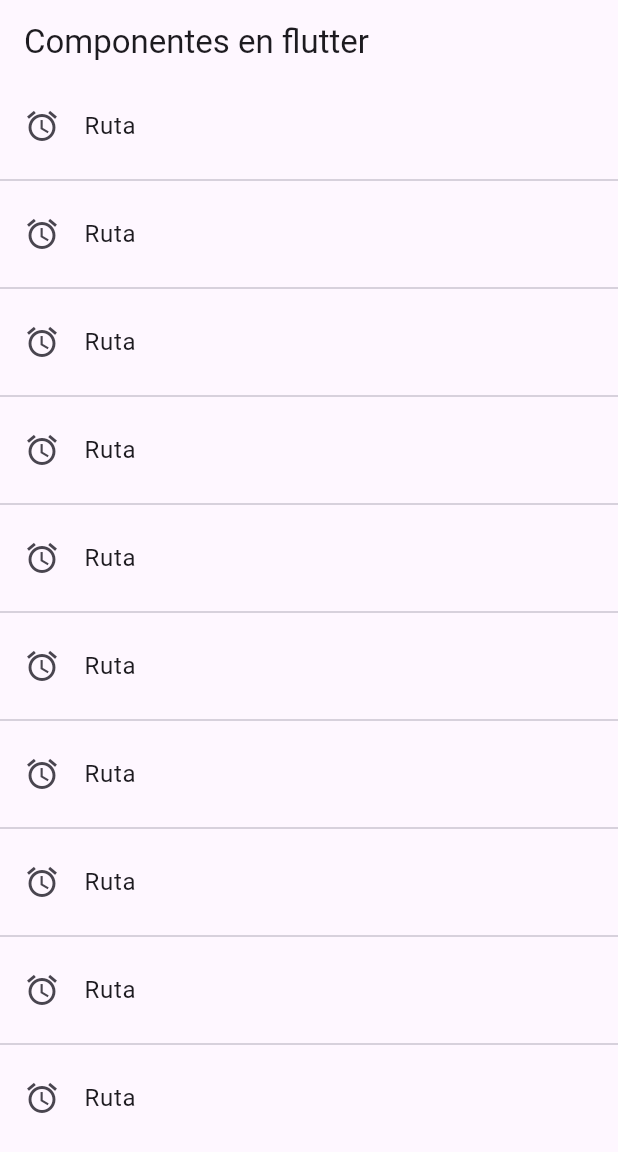
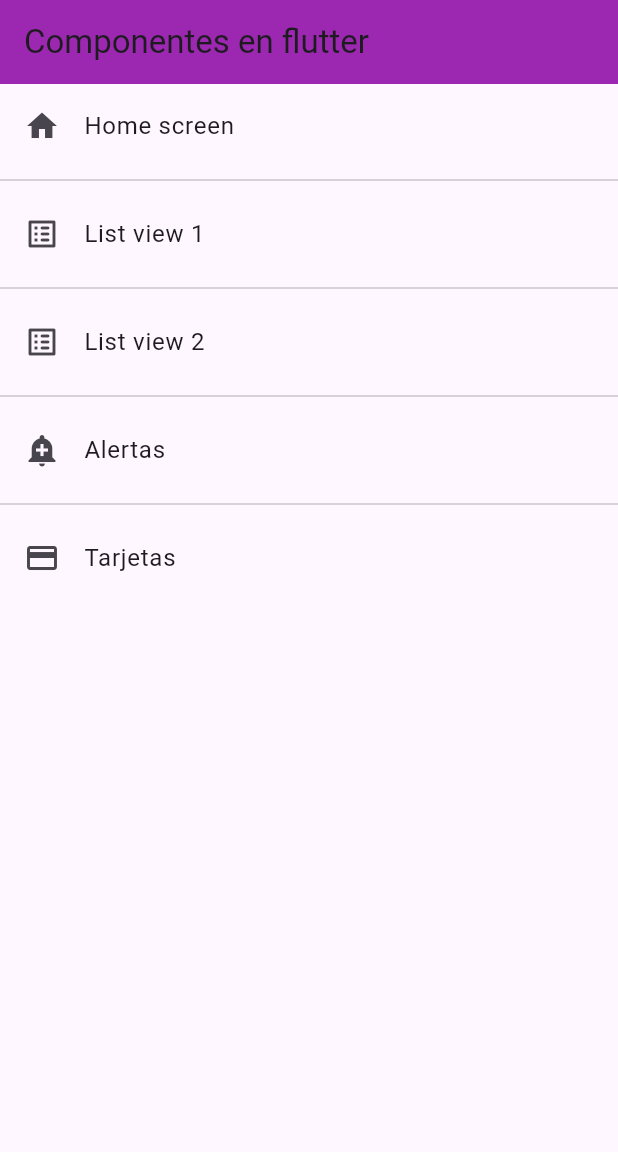
Before and after one commit to x4leqxinn/components-flutter, a Flutter app: the screen it shows after launch, on a phone screen of 412 x 824 dp. Shown: the top 1152 px of the screen. Run offline on Flutter 3.47's test engine with Material 3 defaults, Android fonts, the phone set to English and light mode, and no system bars.

Commit message:
add(lib): global theme added

```diff
--- a/lib/main.dart
+++ b/lib/main.dart
@@ -1,4 +1,5 @@
 import 'package:fl_components/router/app_routes.dart';
+import 'package:fl_components/theme/app_theme.dart';
 import 'package:flutter/material.dart';
 import 'screens/screens.dart';
 
@@ -13,8 +14,10 @@ class MyApp extends StatelessWidget {
         debugShowCheckedModeBanner: false,
         title: 'Material App',
         initialRoute: AppRoutes.initialRoute,
-        routes: AppRoutes.routes,
-        onGenerateRoute: AppRoutes.onGenerateRoute);
+        routes: AppRoutes.getAppRoutes(),
+        onGenerateRoute: AppRoutes.onGenerateRoute,
+        theme: AppTheme.lightTheme // Se pueden hacer condionales para mostrar un tema u otro
+        );
   }
 }
 
--- /dev/null
+++ b/lib/models/menu_option.dart
@@ -0,0 +1,14 @@
+import 'package:flutter/material.dart' show IconData, Widget;
+
+class MenuOption {
+  final String route;
+  final IconData icon;
+  final String name;
+  final Widget screen;
+
+  MenuOption(
+      {required this.route,
+      required this.icon,
+      required this.name,
+      required this.screen});
+}
--- /dev/null
+++ b/lib/models/models.dart
@@ -0,0 +1 @@
+export 'package:fl_components/models/menu_option.dart';
--- a/lib/router/app_routes.dart
+++ b/lib/router/app_routes.dart
@@ -1,18 +1,46 @@
+import 'package:fl_components/models/models.dart';
 import 'package:flutter/material.dart';
-
 import '../screens/screens.dart';
 
 class AppRoutes {
   static const initialRoute = 'home';
 
-  static Map<String, Widget Function(BuildContext)> routes = {
-    'home': (BuildContext context) => const HomeScreen(),
-    'listview2': (BuildContext context) => const ListView2Screen(),
-    'listview1': (BuildContext context) => const ListView1Screen(),
-    'card': (BuildContext context) => const CardScreen(),
-    'alert': (BuildContext context) => const AlertScreen(),
-  };
+  static final menuOptions = <MenuOption>[
+    // TODO: borrar home
+    MenuOption(
+        route: 'home',
+        name: 'Home screen',
+        screen: const HomeScreen(),
+        icon: Icons.home),
+    MenuOption(
+        route: 'listview1',
+        name: 'List view 1',
+        screen: const ListView1Screen(),
+        icon: Icons.list_alt_rounded),
+    MenuOption(
+        route: 'listview2',
+        name: 'List view 2',
+        screen: const ListView2Screen(),
+        icon: Icons.list_alt_rounded),
+    MenuOption(
+        route: 'alert',
+        name: 'Alertas',
+        screen: const AlertScreen(),
+        icon: Icons.add_alert),
+    MenuOption(
+        route: 'card',
+        name: 'Tarjetas',
+        screen: const CardScreen(),
+        icon: Icons.credit_card),
+  ];
 
+  static Map<String, Widget Function(BuildContext)> getAppRoutes() {
+    Map<String, Widget Function(BuildContext)> appRoutes = {};
+    for (final option in menuOptions) {
+      appRoutes.addAll({option.route: (BuildContext context) => option.screen});
+    }
+    return appRoutes;
+  }
   static Route<dynamic> onGenerateRoute(RouteSettings settings) {
     // Rutas dinamicas
     return MaterialPageRoute(builder: (context) => const AlertScreen());
--- a/lib/screens/home_screen.dart
+++ b/lib/screens/home_screen.dart
@@ -1,4 +1,4 @@
-import 'package:fl_components/screens/listview1_screen.dart';
+import 'package:fl_components/router/app_routes.dart';
 import 'package:flutter/material.dart';
 
 class HomeScreen extends StatelessWidget {
@@ -6,23 +6,24 @@ class HomeScreen extends StatelessWidget {
 
   @override
   Widget build(BuildContext context) {
+    final menuOptions = AppRoutes.menuOptions;
+
     return Scaffold(
         appBar: AppBar(
           title: const Text('Componentes en flutter'),
-          elevation: 0,
         ),
         body: ListView.separated(
             itemBuilder: (context, index) => ListTile(
-                  title: const Text('Ruta'),
-                  leading: const Icon(Icons.access_alarm),
+                  title: Text(menuOptions[index].name),
+                  leading: Icon(menuOptions[index].icon),
                   onTap: () {
                     // final route = MaterialPageRoute(
                     //     builder: (context) => const ListView1Screen());
                     // Navigator.pushReplacement(context, route);
-                    Navigator.pushNamed(context, 'card');
+                    Navigator.pushNamed(context, menuOptions[index].route);
                   },
                 ),
             separatorBuilder: (_, __) => const Divider(),
-            itemCount: 10));
+            itemCount: menuOptions.length));
   }
 }
--- a/lib/screens/listview2_screen.dart
+++ b/lib/screens/listview2_screen.dart
@@ -10,8 +10,6 @@ class ListView2Screen extends StatelessWidget {
     return Scaffold(
         appBar: AppBar(
           title: const Text('Listview 2'),
-          elevation: 0,
-          backgroundColor: Colors.pink,
         ),
         body: ListView.separated(
           itemBuilder: (context, index) => ListTile(
--- /dev/null
+++ b/lib/theme/app_theme.dart
@@ -0,0 +1,19 @@
+import 'package:flutter/material.dart';
+
+class AppTheme {
+  static const Color primary = Colors.purple;
+
+  static final ThemeData lightTheme = ThemeData.light().copyWith(
+      // Color primario
+      primaryColor: primary,
+      // App bar theme
+      appBarTheme: const AppBarTheme(color: primary, elevation: 0));
+
+  static final ThemeData darkTheme = ThemeData.dark().copyWith(
+    // Color primario
+    primaryColor: primary,
+    // App bar theme
+    appBarTheme: const AppBarTheme(color: primary, elevation: 0),
+    scaffoldBackgroundColor: Colors.black,
+  );
+}
```
